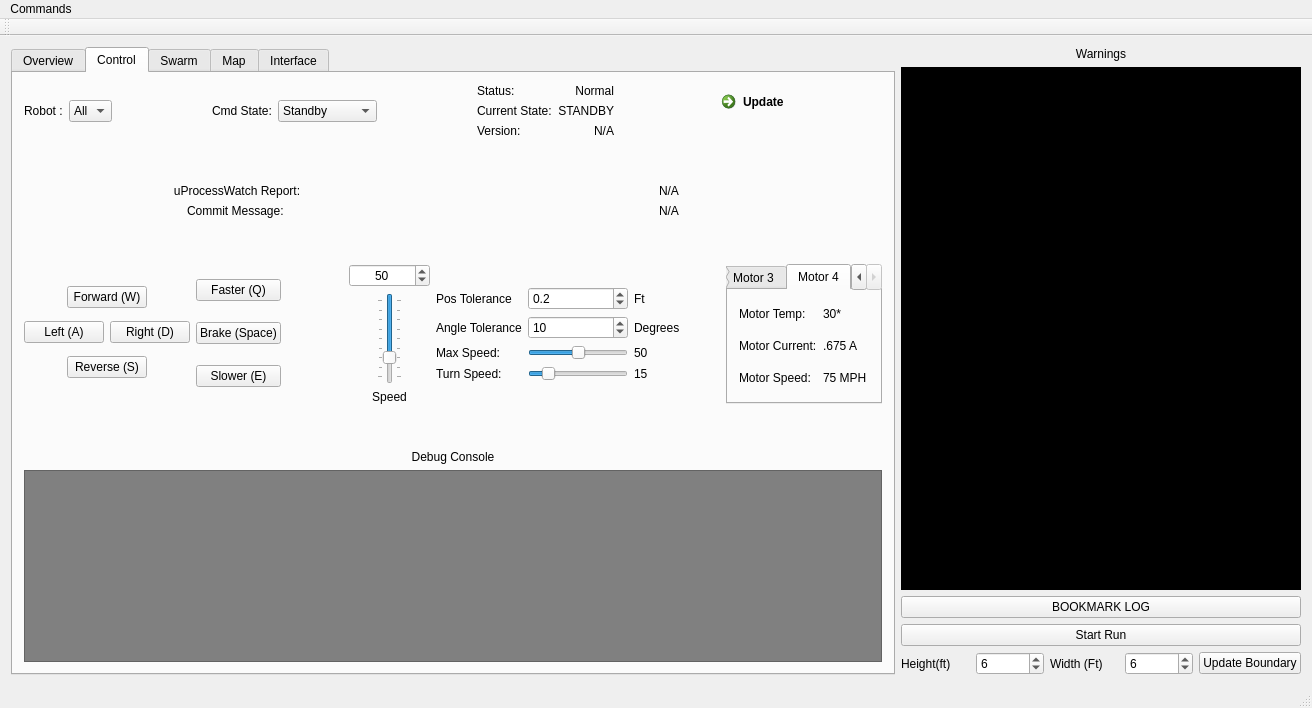
Above: modules/ControlGUI/mainwindow.ui from YCP-Swarm-Robotics-Capstone-2020-2021/SRCSim before the change. Below: the same form after it.
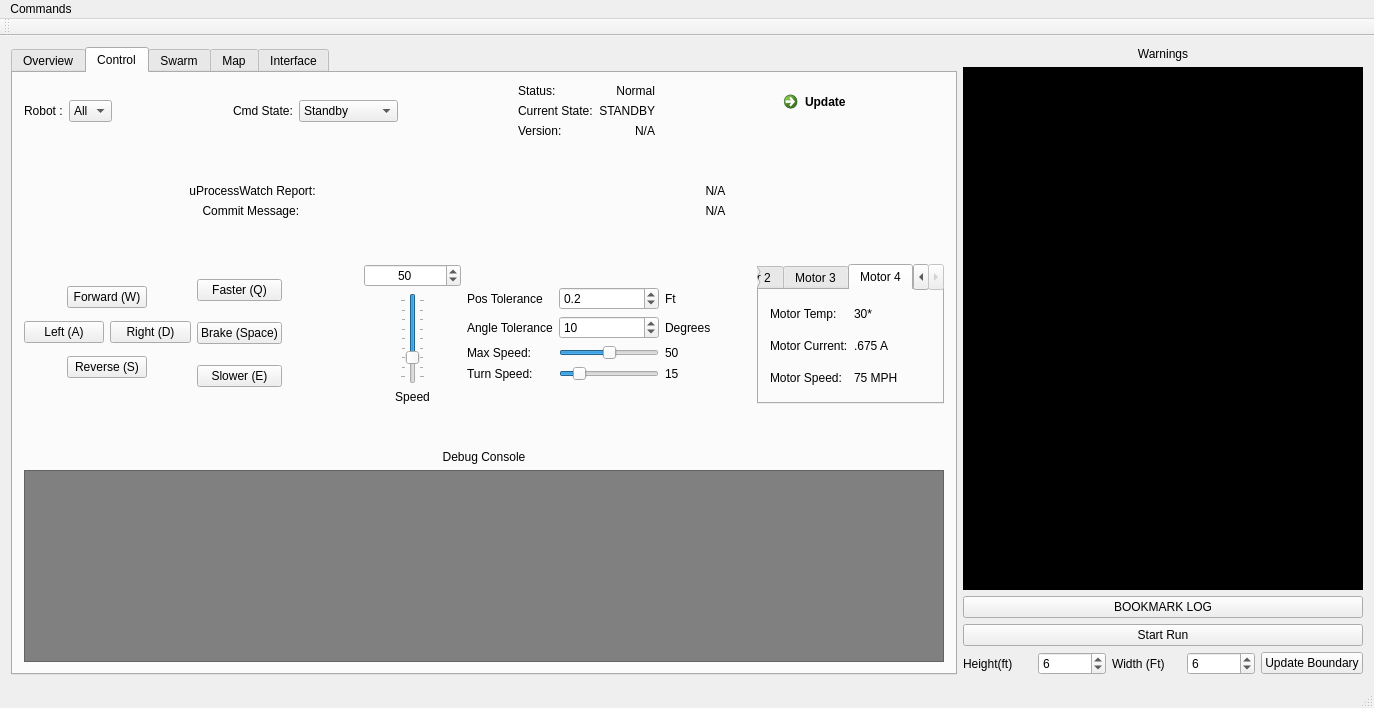
That is the form after the change. The open tabs and pages were chosen to show the change.

Diff of the .ui file:
```diff
--- a/modules/ControlGUI/mainwindow.ui
+++ b/modules/ControlGUI/mainwindow.ui
@@ -6,7 +6,7 @@
    <rect>
     <x>0</x>
     <y>0</y>
-    <width>1312</width>
+    <width>1374</width>
     <height>708</height>
    </rect>
   </property>
@@ -631,7 +631,7 @@
                </widget>
               </item>
               <item row="3" column="0">
-               <widget class="QLabel" name="label_29">
+               <widget class="QLabel" name="TurnLabel">
                 <property name="text">
                  <string>Turn Speed:</string>
                 </property>
@@ -682,7 +682,7 @@
                </widget>
               </item>
               <item row="3" column="3">
-               <widget class="QLabel" name="label_28">
+               <widget class="QLabel" name="turnUnit">
                 <property name="text">
                  <string>15</string>
                 </property>
@@ -1453,7 +1453,7 @@
     <rect>
      <x>0</x>
      <y>0</y>
-     <width>1312</width>
+     <width>1374</width>
      <height>22</height>
     </rect>
    </property>
```
Left out of the diff: 4 changed lines with no effect on the pictures.
